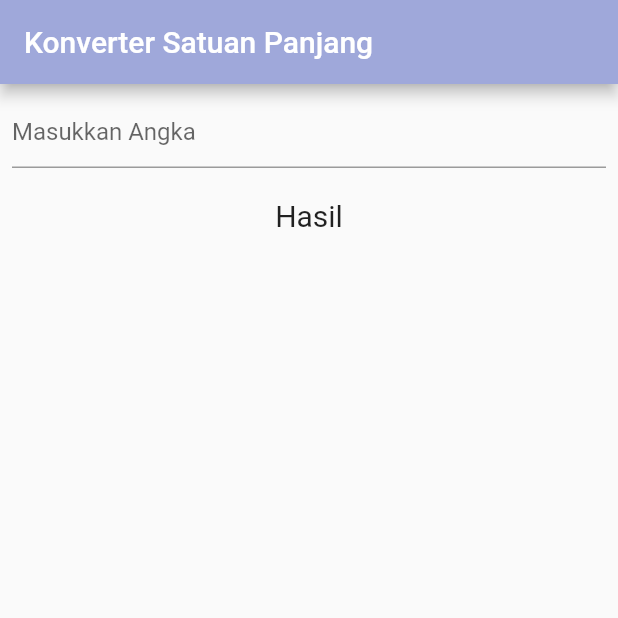
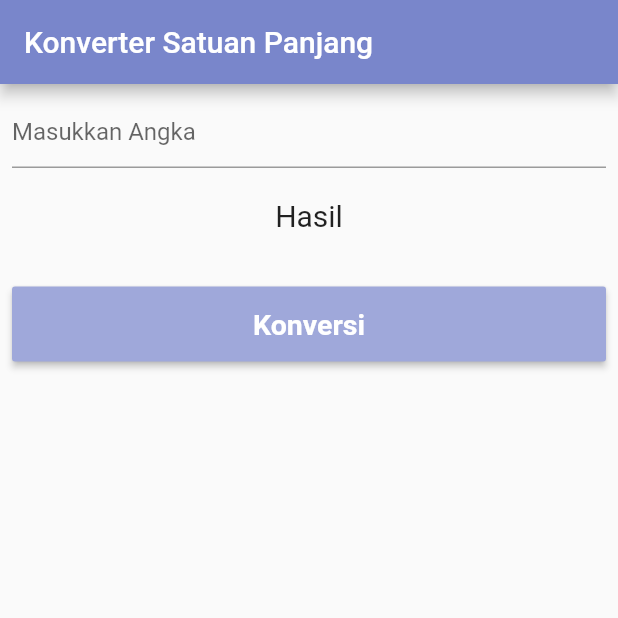
Before and after one commit to tsaniarisqi/kuis_mobile_flutter_konversi_satuan_panjang, a Flutter app: the screen it shows after launch, on a phone screen of 412 x 824 dp, the top half of it. Run offline on Flutter 3.47's test engine with Material 2 defaults, Android fonts, the phone set to English and light mode, and no system bars.

Commit message:
Menambahkan RisedButton

```diff
--- a/lib/main.dart
+++ b/lib/main.dart
@@ -17,7 +17,7 @@ class MyApp extends StatelessWidget {
       ),
       home: Scaffold(
         appBar: AppBar(
-          backgroundColor: Colors.indigo[200],
+          backgroundColor: Colors.indigo[300],
           title: Text("Konverter Satuan Panjang"),
         ),
         body: Container(
@@ -42,10 +42,22 @@ class MyApp extends StatelessWidget {
                       "Hasil",
                       style: TextStyle(fontSize: 20),
                     ),
-                    Text(
-                      ""
-                    ),
+                    Text(""),
                   ],
+                ),
+              ),
+              SizedBox(
+                width: double.infinity,
+                height: 50,
+                // ignore: deprecated_member_use
+                child: RaisedButton(
+                  onPressed: () {},
+                  color: Colors.indigo[200],
+                  textColor: Colors.white,
+                  child: const Text(
+                    'Konversi',
+                    style: TextStyle(fontSize: 19, fontWeight: FontWeight.bold),
+                  ),
                 ),
               )
             ],
```
